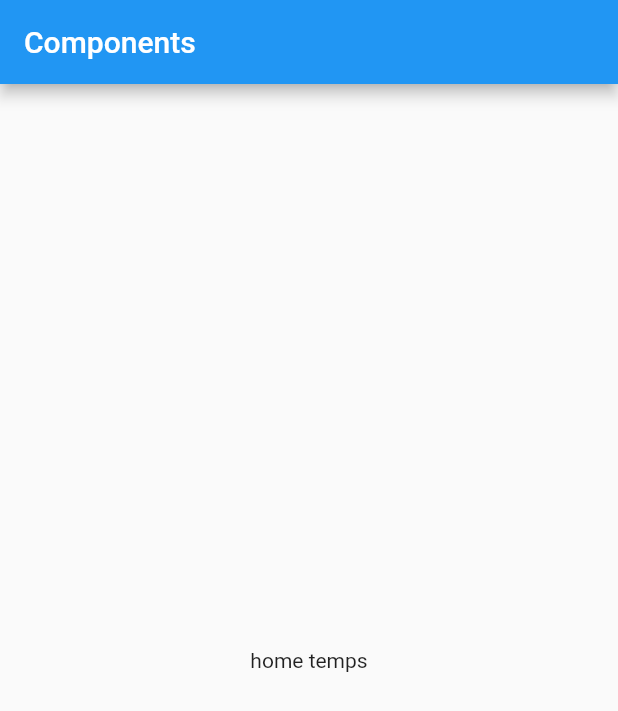
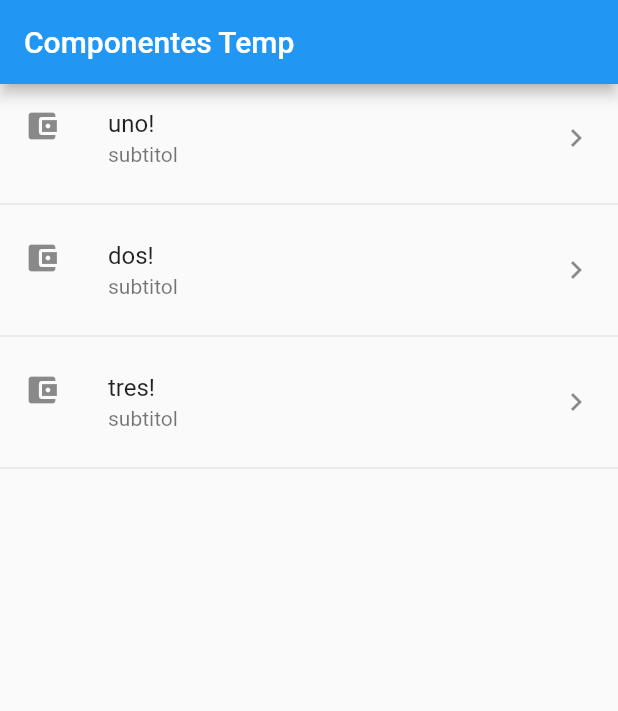
Before and after one commit to gmateu/flutter_projectes, a Flutter app: the screen it shows after launch, on a phone screen of 412 x 824 dp. Shown: the top 711 px of the screen. Run offline on Flutter 3.47's test engine with Material 2 defaults, Android fonts, the phone set to English and light mode, and no system bars.

Commit message:
fins a listviews

```diff
--- a/componentes/lib/main.dart
+++ b/componentes/lib/main.dart
@@ -11,12 +11,7 @@ class MyApp extends StatelessWidget {
     return MaterialApp(
       title: 'Components App',
       debugShowCheckedModeBanner: false,
-      home: Scaffold(
-        appBar: AppBar(
-          title: Text('Components'),
-        ),
-        body: HomePageTemp(),
-        ),
+      home: HomePageTemp(),
       );
   }
 }
--- a/componentes/lib/src/pages/home_temp.dart
+++ b/componentes/lib/src/pages/home_temp.dart
@@ -2,12 +2,51 @@ import 'package:flutter/material.dart';
 
 
 class HomePageTemp extends StatelessWidget{
+
+  final opciones=['uno','dos','tres'];
   @override
   Widget build(BuildContext context) {
     // TODO: implement build
-    return Center(
-      child: Text("home temps"),
+    return Scaffold(
+      appBar: AppBar(
+        title:Text('Componentes Temp'),
+      ),
+      body: ListView(
+        //children: _crearItems(),
+        children: _crearItemsCorta(),
+      ),
     );
+  }
+
+  List<Widget> _crearItems(){
+    List<Widget> lista=new List<Widget>();
+    for (String opt in opciones){
+      final tempWidget=ListTile(
+        title: Text(opt),
+      );
+      lista..add(tempWidget)
+           ..add(Divider());
+    }
+    return lista;
+  }
+
+  List<Widget> _crearItemsCorta(){
+    var widgets = opciones.map( (item){
+      return Column(
+        children: <Widget>[
+          ListTile(
+            title:Text(item+"!"),
+            subtitle: Text("subtitol"),
+            leading: Icon(Icons.account_balance_wallet),
+            trailing: Icon(Icons.keyboard_arrow_right),
+            onTap: (){},
+          ),
+          Divider(),
+        ],
+      );
+    }).toList();
+
+    return widgets;
   }
 
 
```
